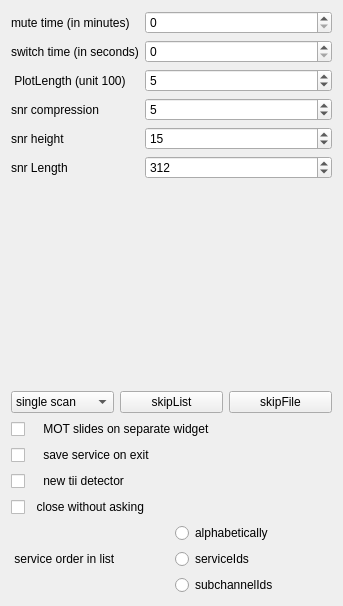
Old version of the form forms/config-helper.ui in the repository JvanKatwijk/qt-dab.
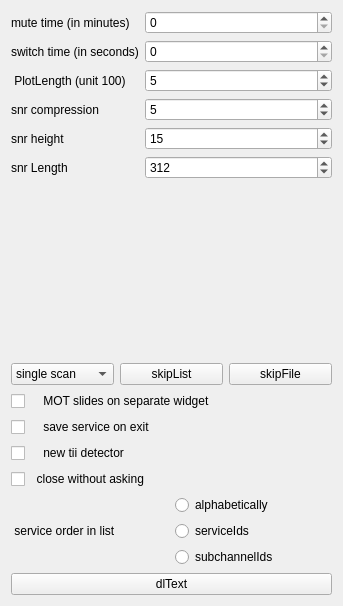
New version of the form. Custom widgets are drawn as their Qt base class.

Diff of the .ui file:
```diff
--- a/forms/config-helper.ui
+++ b/forms/config-helper.ui
@@ -251,6 +251,16 @@
      </item>
     </layout>
    </item>
+   <item>
+    <widget class="smallPushButton" name="dlTextButton">
+     <property name="toolTip">
+      <string>&lt;html&gt;&lt;head/&gt;&lt;body&gt;&lt;p&gt;Add an element to the schedule. First a list of services is presented from which to choose,&lt;/p&gt;&lt;p&gt;after selecting a service, a second widget will pop up and ask for the time that that&lt;/p&gt;&lt;p&gt;service should be activated.&lt;/p&gt;&lt;p&gt;Note that, since the channel may have to be changed, the actual switch will take&lt;/p&gt;&lt;p&gt;place app 15 seconds before the specified time.&lt;/p&gt;&lt;/body&gt;&lt;/html&gt;</string>
+     </property>
+     <property name="text">
+      <string>dlText</string>
+     </property>
+    </widget>
+   </item>
   </layout>
  </widget>
  <customwidgets>
```
